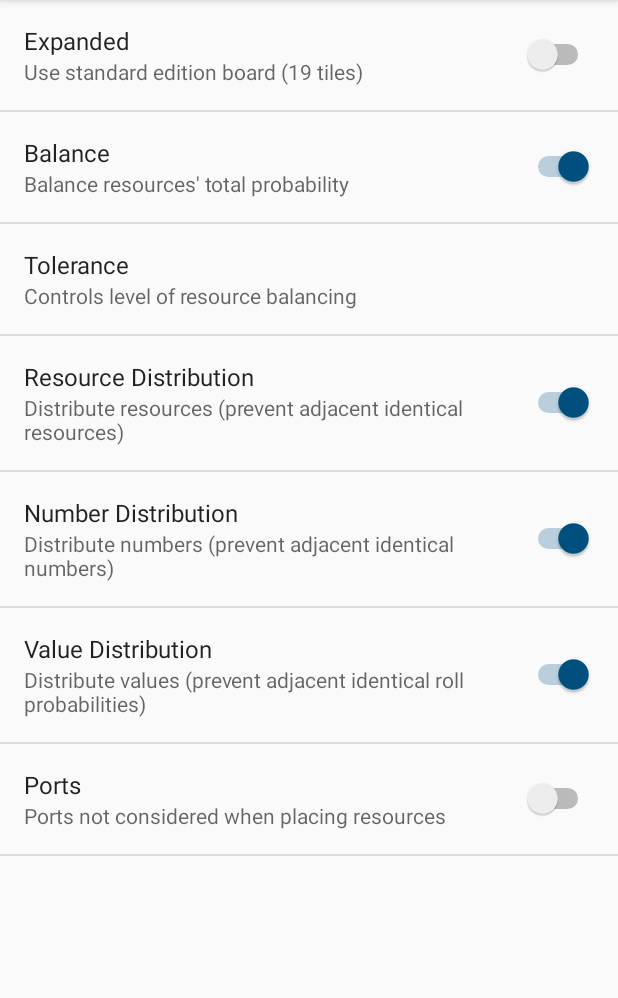
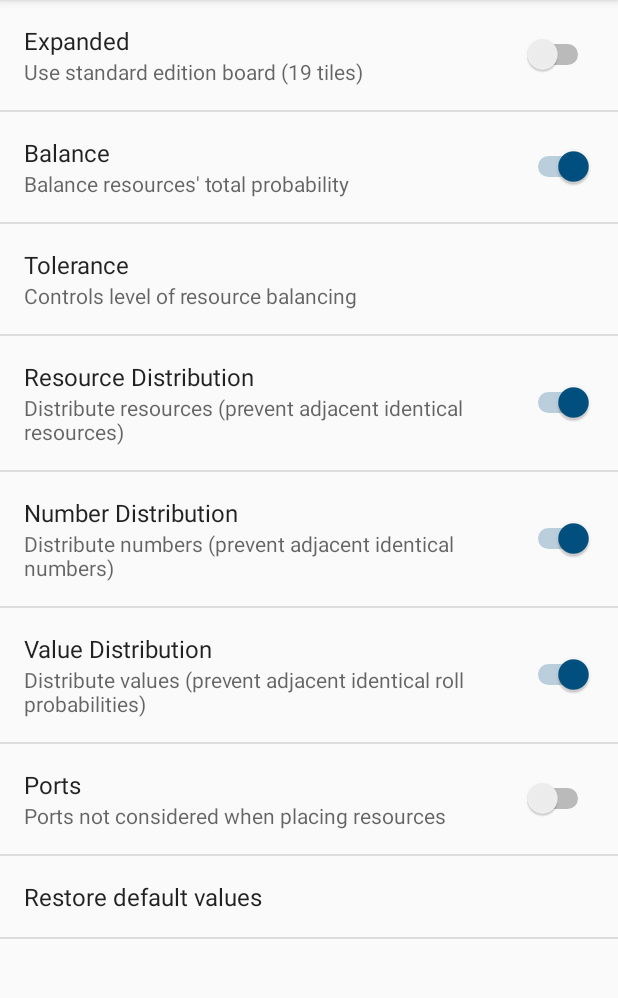
Before and after one commit to frootbirb/CatanBoard, an Android app: the screen it shows after launch (MainActivity), after a tap on "Settings", on a phone screen of 412 x 824 dp, the part 84-1082 px from its top. Run offline under Robolectric (Android 15) with nearby library versions, the phone set to English and light mode, and no system bars.

Commit message:
Fixed display of settings page default setting

```diff
--- a/app/src/main/res/xml/prefs.xml
+++ b/app/src/main/res/xml/prefs.xml
@@ -62,4 +62,8 @@
         android:summaryOn="Ports considered when placing resources"
         android:title="Ports" />
 
+    <Preference
+        android:key="default_pref"
+        android:title="Restore default values" />
+
 </PreferenceScreen>
```
Also changed, not shown: app/src/main/java/catan/frootbirb/catanboard/MainActivity.java (+21 -0 lines).
